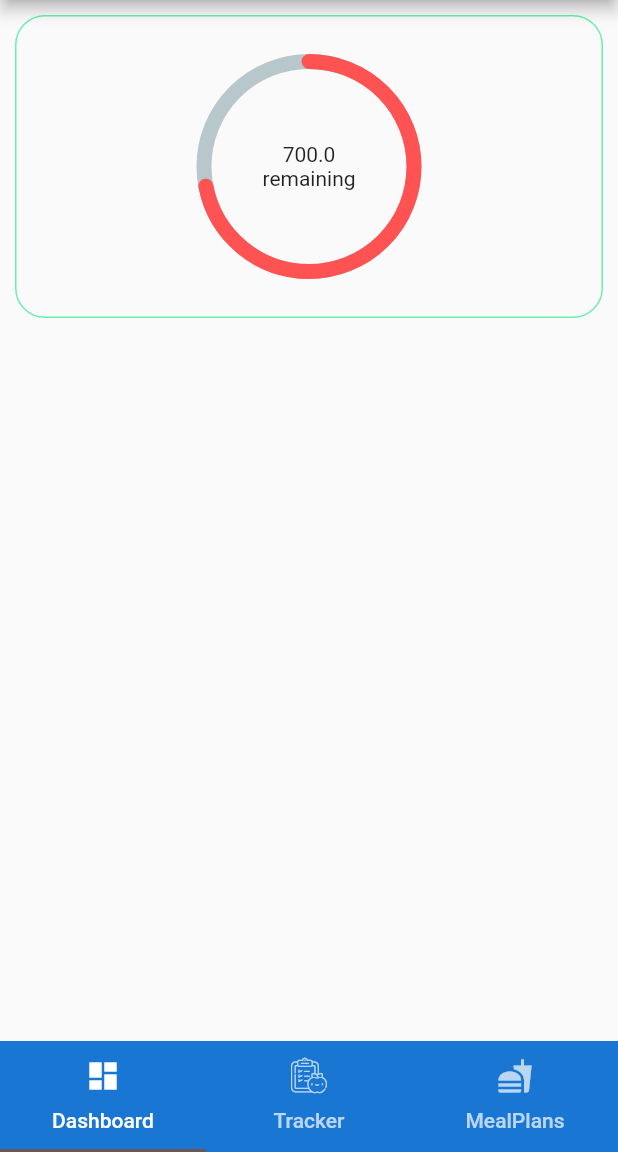
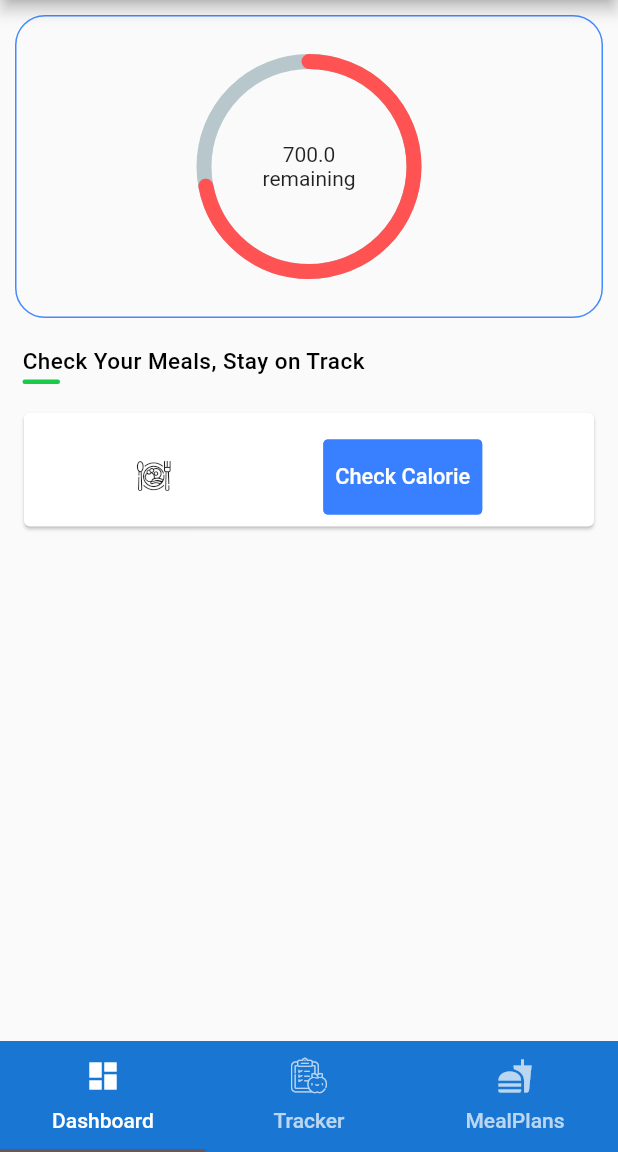
Before and after one commit to Phillipj1514/Comp2171_Project, a Flutter app: the Tabs screen opened directly, on a phone screen of 412 x 824 dp, the part 84-1236 px from its top. Run offline on Flutter 3.47's test engine with Material 2 defaults, Android fonts, the light colour scheme and no system bars; drawn by our look-alikes of percent_indicator; our stand-ins replace cloud_firestore, datetime_picker_formfield, firebase_auth, getflutter; missing offline and left inert: flappy_search_bar; accounts and stored records are empty.

Commit message:
Update UI_Dashboard.dart

```diff
--- a/lib/UI/UI_Dashboard.dart
+++ b/lib/UI/UI_Dashboard.dart
@@ -3,8 +3,11 @@ import 'package:flappy_search_bar/flappy_search_bar.dart';
 import 'package:flutter/cupertino.dart';
 import 'package:flutter/material.dart';
 import 'package:getflutter/colors/gf_color.dart';
-import 'package:getflutter/components/progress_bar/gf_progress_bar.dart';
 import 'package:percent_indicator/percent_indicator.dart';
+import 'package:getflutter/components/button/gf_button.dart';
+import 'package:getflutter/getflutter.dart';
+
+import 'forms/checkCaloricValue.dart';
 
 class UI_Dashboard extends StatelessWidget {
   @override
@@ -19,17 +22,77 @@ class UI_Dashboard extends StatelessWidget {
               margin: EdgeInsets.all(10.0),
                 decoration: BoxDecoration(
                   border: Border.all (
-                      color: Colors.greenAccent
+                      color: Colors.blueAccent
                   ),
                   borderRadius: BorderRadius.all(Radius.circular(20)),
                 ),
+              child: CircularProgress(2500.0, 1800.0)),
+
+            Padding(
+              padding: EdgeInsets.only(left: 15, top: 10),
+              child: GFTypography(
+                text: 'Check Your Meals, Stay on Track',
+
+                type: GFTypographyType.typo5,
+                dividerWidth: 25,
+                dividerColor: Color(0xFF19CA4B),
+              ),
+            ),
+              GFCard(
+                content: Column(
+                  mainAxisAlignment: MainAxisAlignment.start,
+                  crossAxisAlignment: CrossAxisAlignment.start,
+                  children: <Widget>[
+                  const SizedBox(
+                    height: 10,
+                  ),
+                  Row(
+                    mainAxisAlignment: MainAxisAlignment.spaceAround ,
+                    children: <Widget>[
+                      Icon(VainIcons.food_for_check_cal_val
+                      ),
+
+                      GFButton(
+                        onPressed: () {
+                          Navigator.push( context,
+                              MaterialPageRoute(
+                              builder: (BuildContext context) =>
+                              CheckCaloricValue(),
+                              )
+                          );
+                        },
+                        child: const Text(
+                          'Check Calorie',
+                        ),
+                        color: GFColors.PRIMARY,
+                        size: GFSize.LARGE,
+                        buttonBoxShadow: true,
+                      ),
+//
+                      ],
+                )
+              ]),
+              ),
+          ]
+            )
+            )
+
+    );
+
+              /*Row(
+                      children: [
+                        Icon(VainIcons.food_for_check_cal_val),
+                        Row(children: [
+                         Text( 'Check Calorie'),
+
+                         SearchBar(onSearch: null, onItemFound: null),
+                       ]),
+                      ]
+                  ),*/
 
 
 
-              //height: MediaQuery.of(context).size.height -140,
-              child: CircularProgress(2500.0, 1800.0))]),),);
-            // LinearCarbsProgress(),
-            // CircularProgress(2500.0, 1000.0),])),);
+
 
               /* Row(
 
@@ -68,22 +131,22 @@ class UI_Dashboard extends StatelessWidget {
             //],
           //),),
          //);
-        // Card(
-        //   child: Row(
-        //     children: [
-        //       Icon(VainIcons.food_for_check_cal_val),
-        //       SafeArea(
+     /*    Card(
+           child: Row(
+             children: [
+               Icon(VainIcons.food_for_check_cal_val),
+               SafeArea(
 
-        //         child: Row(
-        //           children: [
-        //             Text( 'Check Calorie'),
-        //             SearchBar(onSearch: null, onItemFound: null),
-        //           ]
-        //         ),
-        //       ),
-        //     ],
-        //   ),
-        // ),
+                 child: Row(
+                   children: [
+                     Text( 'Check Calorie'),
+                     SearchBar(onSearch: null, onItemFound: null),
+                   ]
+                 ),
+               ),
+             ],
+           ),
+         ),*/
         // GridView.count(
         //   crossAxisCount: 2,
         //   children: [
```
